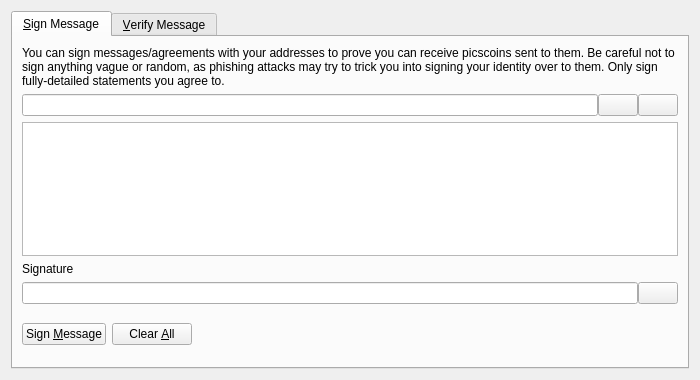
minblock/picscoin, file src/qt/forms/signverifymessagedialog.ui: the form before one commit.
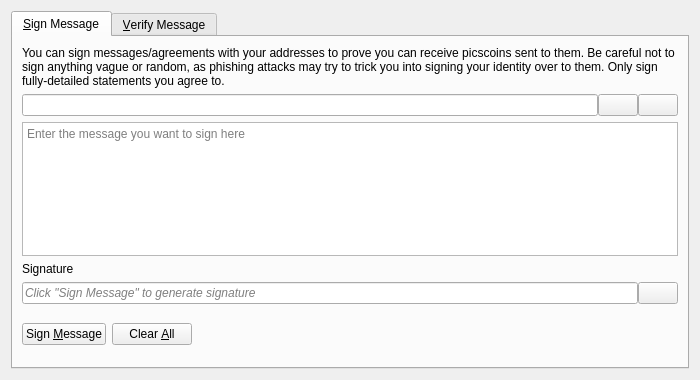
The form after the commit. Icons and pictures are not drawn. Custom widgets are drawn as their Qt base class.

```diff
--- a/src/qt/forms/signverifymessagedialog.ui
+++ b/src/qt/forms/signverifymessagedialog.ui
@@ -99,6 +99,9 @@
          <property name="toolTip">
           <string>Enter the message you want to sign here</string>
          </property>
+         <property name="placeholderText">
+          <string>Enter the message you want to sign here</string>
+         </property>
         </widget>
        </item>
        <item>
@@ -118,6 +121,9 @@
          </property>
          <item>
           <widget class="QLineEdit" name="signatureOut_SM">
+           <property name="placeholderText">
+            <string>Click "Sign Message" to generate signature</string>
+           </property>
            <property name="font">
             <font>
              <italic>true</italic>
```
Left out of the diff: 18 changed lines with no effect on the pictures.
